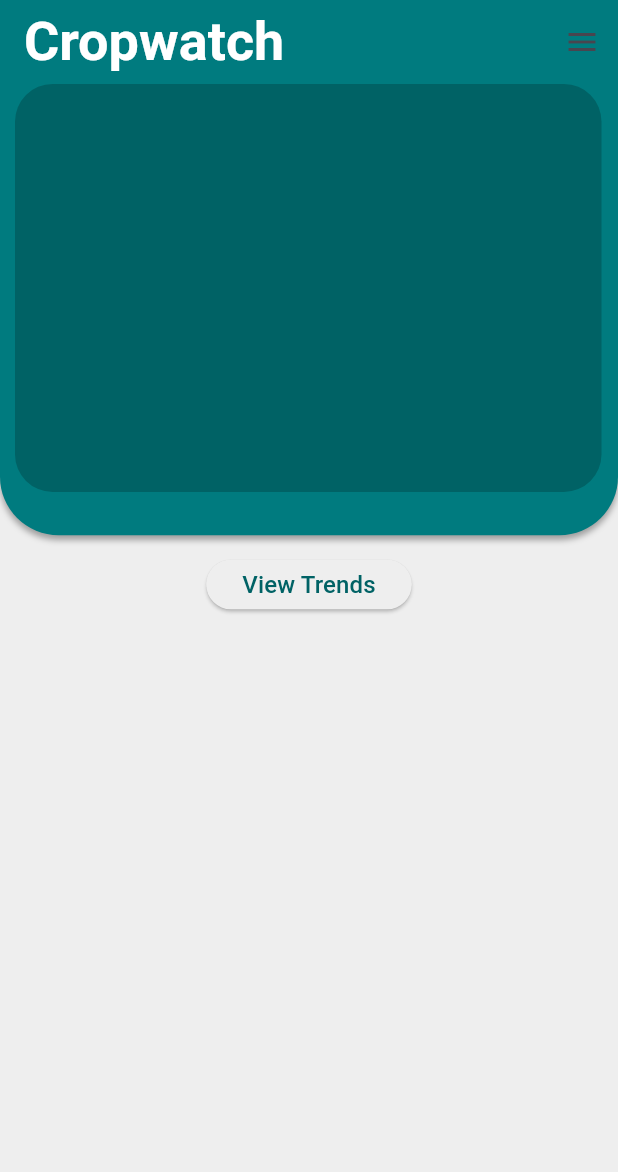
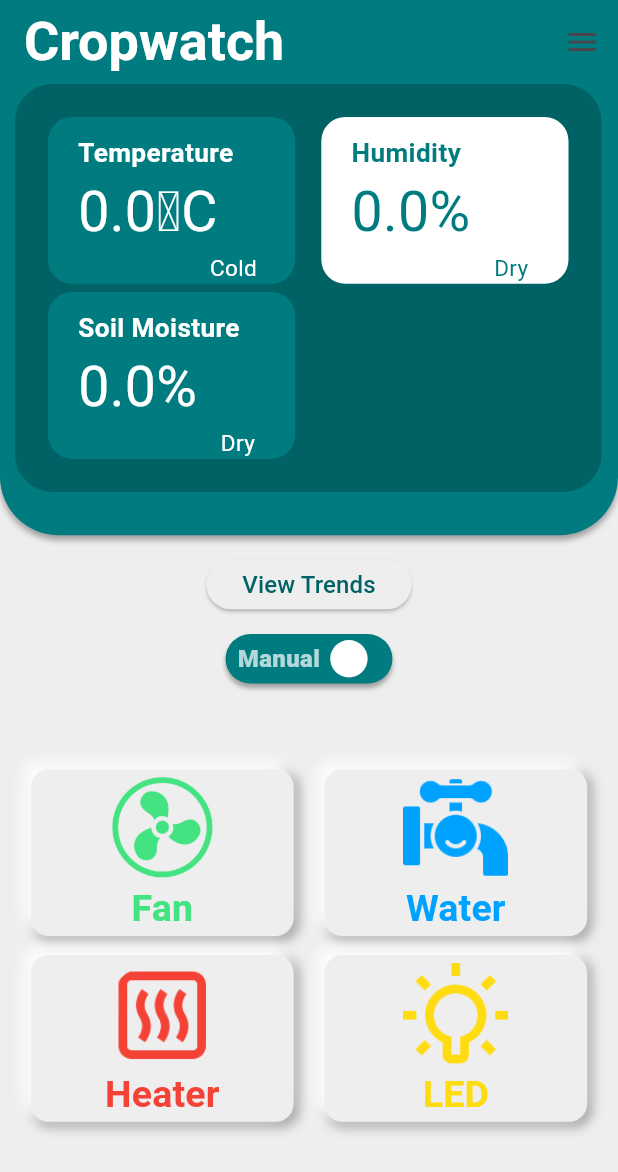
Before and after one commit to AshaanG/cropwatch, a Flutter app: the screen it shows after launch, on a phone screen of 412 x 824 dp. Shown: the top 1172 px of the screen. Run offline on Flutter 3.47's test engine with Material 3 defaults, Android fonts, the phone set to English and light mode, and no system bars; drawn by our look-alikes of flutter_switch; our stand-ins replace firebase_analytics, firebase_core, firebase_database, syncfusion_flutter_charts; accounts and stored records are empty.

Commit message:
almost done :)

```diff
--- /dev/null
+++ b/lib/custom_widgets/actuator_button.dart
@@ -0,0 +1,83 @@
+import 'package:flutter/material.dart';
+
+class ActuatorButton extends StatefulWidget {
+  final String label;
+  final String assetpath;
+  final bool isPressed;
+
+  final bool isManual;
+
+  final VoidCallback onToggle;
+  final Color color;
+
+  const ActuatorButton({
+    super.key,
+    required this.label,
+    required this.assetpath,
+    required this.isPressed,
+
+    required this.isManual,
+
+    required this.onToggle,
+    required this.color,
+  });
+
+  @override
+  State<ActuatorButton> createState() => _ActuatorButtonState();
+}
+
+class _ActuatorButtonState extends State<ActuatorButton> {
+  @override
+  Widget build(BuildContext context) {
+    return Container(
+      height: MediaQuery.of(context).size.height * 0.135,
+      width: MediaQuery.of(context).size.width * 0.425,
+      decoration: BoxDecoration(
+        borderRadius: BorderRadius.circular(12),
+        boxShadow: [
+          BoxShadow(
+            color: Colors.grey.shade500,
+            offset: Offset(2, 2),
+            blurRadius: 6,
+            spreadRadius: 1,
+          ),
+          BoxShadow(
+            color: Colors.white,
+            offset: Offset(-4, -4),
+            blurRadius: 7,
+            spreadRadius: 1,
+          ),
+        ],
+      ),
+
+      child: ElevatedButton(
+        onPressed: widget.isManual ? widget.onToggle : () {},
+        style: ElevatedButton.styleFrom(
+          elevation: 0,
+          shape: RoundedRectangleBorder(
+            borderRadius: BorderRadius.circular(12),
+          ),
+          backgroundColor: widget.isPressed ? widget.color : Colors.grey[200],
+        ),
+        child: Column(
+          mainAxisAlignment: MainAxisAlignment.end,
+          children: [
+            Image(
+              height: 70,
+              image: AssetImage(widget.assetpath),
+              color: widget.isPressed ? Colors.white : widget.color,
+            ),
+            Text(
+              widget.label,
+              style: TextStyle(
+                fontSize: 25,
+                color: widget.isPressed ? Colors.white : widget.color,
+                fontWeight: FontWeight.bold,
+              ),
+            ),
+          ],
+        ),
+      ),
+    );
+  }
+}
--- /dev/null
+++ b/lib/custom_widgets/weatherbox.dart
@@ -0,0 +1,72 @@
+import 'package:flutter/material.dart';
+
+class WeatherBox extends StatelessWidget {
+  final String label;
+  final Color backColor;
+  final Color foreColor;
+  final double reading;
+  final String unit;
+
+  const WeatherBox({
+    super.key,
+    required this.label,
+    required this.backColor,
+    required this.foreColor,
+    required this.reading,
+    required this.unit,
+  });
+  String getStatus() {
+    if (label == "Humidity") {
+      if (reading < 40) return "Dry";
+      if (reading <= 60) return "Optimal";
+      return "Humid";
+    } else if (label == "Temperature") {
+      if (reading < 20) return "Cold";
+      if (reading <= 30) return "Optimal";
+      return "Hot";
+    } else if (label == "Soil Moisture") {
+      if (reading < 30) return "Dry";
+      if (reading < 60) return "Moist/Optimal";
+      if (reading < 80) return "Wet";
+      return "Saturated";
+    }
+    return "";
+  }
+
+  @override
+  Widget build(BuildContext context) {
+    return Container(
+      height: MediaQuery.of(context).size.height * 0.135,
+      width: MediaQuery.of(context).size.width * 0.4,
+      decoration: BoxDecoration(
+        borderRadius: BorderRadius.circular(16),
+        color: backColor,
+      ),
+      padding: EdgeInsets.only(top: 12, left: 20, bottom: 12, right: 10),
+      child: Column(
+        crossAxisAlignment: CrossAxisAlignment.start,
+        children: [
+          Text(
+            label,
+            style: TextStyle(
+              color: foreColor,
+              fontSize: 17.5,
+              fontWeight: FontWeight.bold,
+            ),
+          ),
+          Text(
+            "$reading$unit",
+            style: TextStyle(fontSize: 37, color: foreColor),
+          ),
+          Align(
+            alignment: Alignment(0.7, 1),
+            child: Text(
+              getStatus(),
+              style: TextStyle(fontSize: 15, color: foreColor),
+            ),
+          ),
+        ],
+      ),
+    );
+  }
+}
--- a/lib/main.dart
+++ b/lib/main.dart
@@ -1,12 +1,12 @@
 import 'package:untitled/pages/first_page.dart';
-//import 'package:untitled/pages/trends.dart';
-//import 'package:firebase_core/firebase_core.dart';
+import 'package:untitled/pages/second_page.dart';
+import 'package:firebase_core/firebase_core.dart';
 
 import 'package:flutter/material.dart';
 
 void main() async {
-  //WidgetsFlutterBinding.ensureInitialized();
-  //await Firebase.initializeApp();
+  WidgetsFlutterBinding.ensureInitialized();
+  await Firebase.initializeApp();
 
   runApp(MyApp());
 }
@@ -21,7 +21,7 @@ class MyApp extends StatelessWidget {
       home: FirstPage(),
       routes: {
         '/firstpage': (context) => FirstPage(),
-        //'/secondpage': (context) => SecondPage(),
+        '/secondpage': (context) => SecondPage(),
       },
     );
   }
--- a/lib/pages/first_page.dart
+++ b/lib/pages/first_page.dart
@@ -1,7 +1,10 @@
 import 'package:flutter/material.dart';
-//import 'package:firebase_database/firebase_database.dart';
-//import 'package:cropwatchv2/custom_widgets/actuator_button.dart';
-//import 'package:cropwatchv2/custom_widgets/weather_box.dart';
+import 'package:firebase_database/firebase_database.dart';
+import 'package:firebase_core/firebase_core.dart';
+import 'package:firebase_analytics/firebase_analytics.dart';
+import 'package:untitled/custom_widgets/actuator_button.dart';
+import 'package:untitled/custom_widgets/weatherbox.dart';
+import 'package:flutter_switch/flutter_switch.dart';
 
 class FirstPage extends StatefulWidget {
   const FirstPage({super.key});
@@ -16,70 +19,37 @@ class _FirstPageState extends State<FirstPage> {
   bool _heaterIsPressed = false;
   bool _bulbIsPressed = false;
 
-  bool fanButtonEnabled = true;
-  bool pumpButtonEnabled = true;
-  bool heaterButtonEnabled = true;
-  bool bulbButtonEnabled = true;
+  bool isManual = true;
 
   double temperature = 0;
   double humidity = 0;
   double soilMoisture = 0;
 
-  /*final bulbRef = FirebaseDatabase.instance.ref("control/light");
+  final bulbRef = FirebaseDatabase.instance.ref("control/light");
   final fanRef = FirebaseDatabase.instance.ref("control/fan");
   final waterRef = FirebaseDatabase.instance.ref("control/water");
-  final heaterRef = FirebaseDatabase.instance.ref("actuators/HEATER");*/
+  final heaterRef = FirebaseDatabase.instance.ref("control/heater");
+
+  final modeRef = FirebaseDatabase.instance.ref("manual_mode");
 
   void _toggleButton(String device) {
     setState(() {
       switch (device) {
         case "fan":
           _fanIsPressed = !_fanIsPressed;
-          //fanRef.set(_fanIsPressed);
-          setState(() {
-            fanButtonEnabled = false;
-          });
-          Future.delayed(Duration(seconds: 3), () {
-            setState(() {
-              fanButtonEnabled = true;
-            });
-          });
+          fanRef.set(_fanIsPressed);
           break;
         case "water":
           _pumpIsPressed = !_pumpIsPressed;
-          //waterRef.set(_pumpIsPressed);
-          setState(() {
-            pumpButtonEnabled = false;
-          });
-          Future.delayed(Duration(seconds: 3), () {
-            setState(() {
-              pumpButtonEnabled = true;
-            });
-          });
+          waterRef.set(_pumpIsPressed);
           break;
         case "heater":
           _heaterIsPressed = !_heaterIsPressed;
-          //heaterRef.set(_heaterIsPressed);
-          setState(() {
-            heaterButtonEnabled = false;
-          });
-          Future.delayed(Duration(seconds: 3), () {
-            setState(() {
-              heaterButtonEnabled = true;
-            });
-          });
+          heaterRef.set(_heaterIsPressed);
           break;
         case "led":
           _bulbIsPressed = !_bulbIsPressed;
-          //bulbRef.set(_bulbIsPressed);
-          setState(() {
-            bulbButtonEnabled = false;
-          });
-          Future.delayed(Duration(seconds: 3), () {
-            setState(() {
-              bulbButtonEnabled = true;
-            });
-          });
+          bulbRef.set(_bulbIsPressed);
           break;
       }
     });
@@ -90,7 +60,7 @@ class _FirstPageState extends State<FirstPage> {
     super.initState();
 
     //temperature listener
-    /*final tempRef = FirebaseDatabase.instance.ref("latest/temperature");
+    final tempRef = FirebaseDatabase.instance.ref("latest/temperature");
     tempRef.onValue.listen((DatabaseEvent event) {
       final DataSnapshot s = event.snapshot;
       if (!s.exists) return;
@@ -99,10 +69,10 @@ class _FirstPageState extends State<FirstPage> {
       setState(() {
         temperature = temp;
       });
-    });*/
+    });
 
     //humidity listener
-    /*final humidityRef = FirebaseDatabase.instance.ref("latest/humidity");
+    final humidityRef = FirebaseDatabase.instance.ref("latest/humidity");
     humidityRef.onValue.listen((DatabaseEvent event) {
       final DataSnapshot s = event.snapshot;
       if (!s.exists) return;
@@ -111,7 +81,67 @@ class _FirstPageState extends State<FirstPage> {
       setState(() {
         humidity = hum;
       });
-    });*/
+    });
+    //soil moisture listener
+    final soilRef = FirebaseDatabase.instance.ref("sensor/soil");
+    soilRef.onValue.listen((DatabaseEvent event) {
+      final DataSnapshot s = event.snapshot;
+      if (!s.exists) return;
+      final double soil = (s.value as num).toDouble();
+
+      setState(() {
+        soilMoisture = soil / 4095 * 100;
+      });
+    });
+
+    //******* ACTUATOR LISTENERS ********
+
+    // fan listener
+    fanRef.onValue.listen((DatabaseEvent event) {
+      final DataSnapshot s = event.snapshot;
+      if (!s.exists) return;
+
+      final bool fanState = s.value as bool;
+
+      setState(() {
+        _fanIsPressed = fanState;
+      });
+    });
+
+    // heater listener
+    heaterRef.onValue.listen((DatabaseEvent event) {
+      final DataSnapshot s = event.snapshot;
+      if (!s.exists) return;
+
+      final bool heaterState = s.value as bool;
+
+      setState(() {
+        _heaterIsPressed = heaterState;
+      });
+    });
+
+    // water pump listener
+    waterRef.onValue.listen((DatabaseEvent event) {
+      final DataSnapshot s = event.snapshot;
+      if (!s.exists) return;
+
+      final bool waterState = s.value as bool;
+
+      setState(() {
+        _pumpIsPressed = waterState;
+      });
+    });
+    // bulb listener
+    bulbRef.onValue.listen((DatabaseEvent event) {
+      final DataSnapshot s = event.snapshot;
+      if (!s.exists) return;
+
+      final bool bulbState = s.value as bool;
+
+      setState(() {
+        _bulbIsPressed = bulbState;
+      });
+    });
   }
 
   @override
@@ -165,7 +195,7 @@ class _FirstPageState extends State<FirstPage> {
                           borderRadius: BorderRadius.circular(25),
                           color: const Color.fromARGB(255, 0, 98, 101),
                         ),
-                        /*child: Column(
+                        child: Column(
                           mainAxisAlignment: MainAxisAlignment.spaceBetween,
                           children: [
                             Row(
@@ -213,7 +243,7 @@ class _FirstPageState extends State<FirstPage> {
                               ),
                             ),
                           ],
-                        ),*/
+                        ),
                       ),
                     ],
                   ),
@@ -240,29 +270,73 @@ class _FirstPageState extends State<FirstPage> {
               },
             ),
           ),
-          SizedBox(height: MediaQuery.of(context).size.height * 0.047),
+          SizedBox(height: MediaQuery.of(context).size.height * 0.02),
+
+          Container(
+            // manual button
+            decoration: BoxDecoration(
+              borderRadius: BorderRadius.circular(45),
+              boxShadow: [
+                BoxShadow(
+                  color: Colors.grey.shade500,
+                  offset: Offset(0, 3),
+                  blurRadius: 2,
+                  spreadRadius: 0,
+                ),
+              ],
+            ),
+            height: MediaQuery.of(context).size.height * 0.04,
+            width: MediaQuery.of(context).size.width * (isManual ? 0.27 : 0.34),
+            child: FlutterSwitch(
+              value: isManual,
+              width: isManual ? 116 : 135,
+              height: 50,
+              toggleSize: 50,
+              borderRadius: 25,
+              activeColor: const Color.fromARGB(255, 0, 123, 127),
+              inactiveColor: const Color.fromARGB(255, 0, 123, 127),
+              activeText: "Manual",
+              inactiveText: "Automatic",
+              showOnOff: true,
+              onToggle: (val) {
+                setState(() {
+                  modeRef.set(isManual);
+                  isManual = !isManual;
+                });
+              },
+            ),
+          ),
+          SizedBox(height: MediaQuery.of(context).size.height * 0.015),
+          SizedBox(
+            height: MediaQuery.of(context).size.height * 0.047,
+            child: Text(
+              isManual ? "" : "Turn On Manual Mode to control devices",
+            ),
+          ),
           SizedBox(
             height: MediaQuery.of(context).size.height * 0.3,
-            /*child: Column(
+            child: Column(
               mainAxisAlignment: MainAxisAlignment.spaceEvenly,
               children: [
                 Row(
                   mainAxisAlignment: MainAxisAlignment.spaceEvenly,
                   children: [
                     ActuatorButton(
+                      isManual: isManual,
                       label: "Fan",
                       assetpath: 'assets/images/fan.png',
                       isPressed: _fanIsPressed,
-                      isEnabled: fanButtonEnabled,
+
                       onToggle: () => _toggleButton("fan"),
                       color: const Color.fromARGB(255, 66, 227, 128),
                     ),
 
                     ActuatorButton(
+                      isManual: isManual,
                       label: "Water",
                       assetpath: 'assets/images/water.png',
                       isPressed: _pumpIsPressed,
-                      isEnabled: pumpButtonEnabled,
+
                       onToggle: () => _toggleButton("water"),
                       color: const Color.fromARGB(255, 0, 162, 255),
                     ),
@@ -274,26 +348,28 @@ class _FirstPageState extends State<FirstPage> {
                   mainAxisAlignment: MainAxisAlignment.spaceEvenly,
                   children: [
                     ActuatorButton(
+                      isManual: isManual,
                       label: "Heater",
                       assetpath: 'assets/images/heater.png',
                       isPressed: _heaterIsPressed,
-                      isEnabled: heaterButtonEnabled,
+
                       onToggle: () => _toggleButton("heater"),
                       color: Colors.red,
                     ),
 
                     ActuatorButton(
+                      isManual: isManual,
                       label: "LED",
                       assetpath: 'assets/images/bulb.png',
                       isPressed: _bulbIsPressed,
-                      isEnabled: bulbButtonEnabled,
+
                       onToggle: () => _toggleButton("led"),
                       color: const Color.fromARGB(255, 255, 219, 17),
                     ),
                   ],
                 ),
               ],
-            ),*/
+            ),
           ),
           SizedBox(height: MediaQuery.of(context).size.height * 0.02),
         ],
--- /dev/null
+++ b/lib/pages/second_page.dart
@@ -0,0 +1,18 @@
+import 'package:flutter/material.dart';
+import 'package:untitled/custom_widgets/sensor_chart.dart';
+
+class SecondPage extends StatelessWidget {
+  @override
+  Widget build(BuildContext context) {
+    return Scaffold(
+      appBar: AppBar(title: Text("Sensor Charts")),
+      body: Column(
+        children: [
+          Expanded(child: SensorChart(sensorType: "temperature", title: "Temperature")),
+          Expanded(child: SensorChart(sensorType: "humidity", title: "Humidity")),
+          Expanded(child: SensorChart(sensorType: "soil_moisture", title: "Soil Moisture")),
+        ],
+      ),
+    );
+  }
+}
```
Also changed, not shown: lib/custom_widgets/sensor_chart.dart (added, +109 -0 lines), pubspec.yaml (+11 -3 lines), assets/images/bulb.png (added), assets/images/fan.png (added), assets/images/heater.png (added), assets/images/water.png (added), pubspec.lock, 3 other files.
